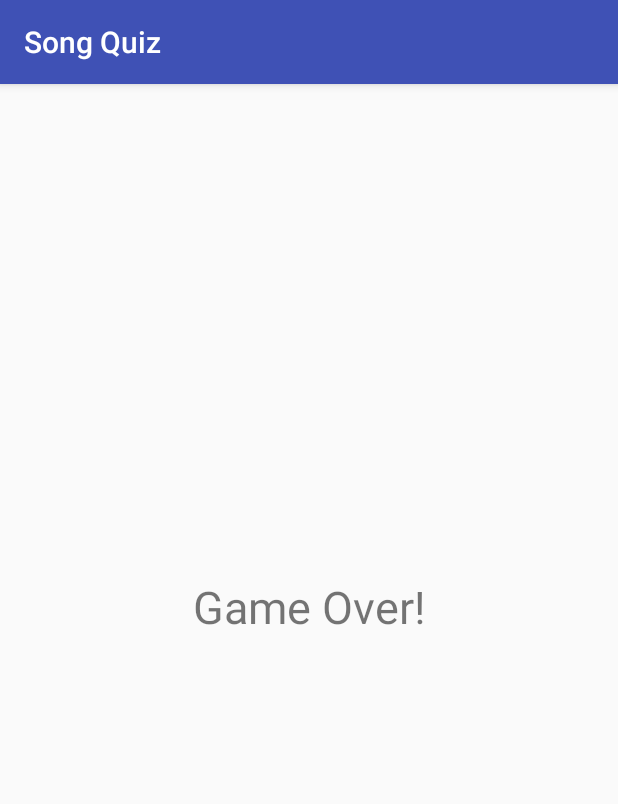
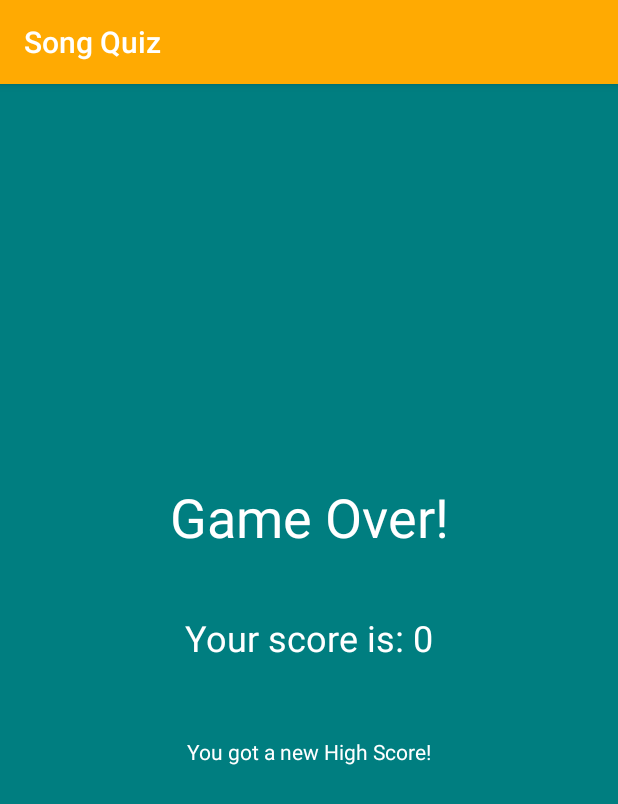
Before and after one commit to Libranner/song_quiz, an Android app: the GameOverActivity screen opened directly, with no data from a screen before it, on a phone screen of 412 x 824 dp. Shown: the top 804 px of the screen. Run offline under Robolectric (Android 15) with nearby library versions, the phone set to English and light mode, and no system bars.

Commit message:
Save and retrieve high score

```diff
--- a/app/src/main/java/es/usj/song_quiz/GameOverActivity.kt
+++ b/app/src/main/java/es/usj/song_quiz/GameOverActivity.kt
@@ -1,12 +1,43 @@
 package es.usj.song_quiz
 
+import android.content.Context
 import android.support.v7.app.AppCompatActivity
 import android.os.Bundle
+import android.R.id.edit
+import android.content.SharedPreferences
+import es.usj.song_quiz.utilities.Constants
+import kotlinx.android.synthetic.main.activity_game_over.*
+
 
 class GameOverActivity : AppCompatActivity() {
 
     override fun onCreate(savedInstanceState: Bundle?) {
         super.onCreate(savedInstanceState)
         setContentView(R.layout.activity_game_over)
+
+        val score = intent.getIntExtra(Constants.SCORE_KEY, 0)
+        tvScore.text = getString(R.string.current_score, score)
+
+        val currentHighestScore = getHighestScore()
+        when {
+            currentHighestScore < score -> {
+                saveScore(score)
+                tvHighestScore.text = getString(R.string.new_high_score)
+            }
+            currentHighestScore > 0 -> tvHighestScore.text = getString(R.string.previous_highest_score, currentHighestScore)
+            currentHighestScore == 0 -> tvHighestScore.text = getString(R.string.new_high_score)
+        }
+    }
+
+    private fun saveScore(score: Int) {
+        val sharedPref = this.getPreferences(Context.MODE_PRIVATE)
+        val editor = sharedPref.edit()
+        editor.putInt(getString(R.string.saved_high_score_key), score)
+        editor.apply()
+    }
+
+    private fun getHighestScore() : Int {
+        val sharedPref = this.getPreferences(Context.MODE_PRIVATE)
+        return sharedPref.getInt(getString(R.string.saved_high_score_key), 0)
     }
 }
--- /dev/null
+++ b/app/src/main/java/es/usj/song_quiz/services/ScoreHistoryManager.kt
@@ -0,0 +1,14 @@
+package es.usj.song_quiz.services
+
+/**
+ * Created by libranner on 10/12/2018.
+ */
+class ScoreHistoryManager {
+
+    companion object {
+        private val PREF_KEY = "com.teamtreehouse.highScore"
+        fun saveScore(score: Int) {
+
+        }
+    }
+}
--- a/app/src/main/res/layout/activity_game_over.xml
+++ b/app/src/main/res/layout/activity_game_over.xml
@@ -4,21 +4,48 @@
     xmlns:tools="http://schemas.android.com/tools"
     android:layout_width="match_parent"
     android:layout_height="match_parent"
+    android:background="@color/colorSecondaryDark"
     tools:context="es.usj.song_quiz.GameOverActivity">
 
     <TextView
         android:id="@+id/textView"
         android:layout_width="wrap_content"
         android:layout_height="wrap_content"
-        android:layout_marginBottom="80dp"
+        android:layout_marginBottom="200dp"
         android:layout_marginEnd="8dp"
         android:layout_marginStart="8dp"
         android:layout_marginTop="8dp"
         android:text="@string/game_over"
-        android:textSize="30sp"
+        android:textSize="36sp"
+        android:textColor="@color/colorWhite"
         android:typeface="sans"
         app:layout_constraintBottom_toBottomOf="parent"
         app:layout_constraintEnd_toEndOf="parent"
         app:layout_constraintStart_toStartOf="parent"
         app:layout_constraintTop_toTopOf="parent" />
+
+    <TextView
+        android:id="@+id/tvScore"
+        android:layout_width="wrap_content"
+        android:layout_height="wrap_content"
+        android:layout_marginEnd="8dp"
+        android:layout_marginStart="8dp"
+        android:layout_marginTop="40dp"
+        android:textSize="24sp"
+        android:textColor="@color/colorWhite"
+        app:layout_constraintEnd_toEndOf="parent"
+        app:layout_constraintStart_toStartOf="parent"
+        app:layout_constraintTop_toBottomOf="@+id/textView" />
+
+    <TextView
+        android:id="@+id/tvHighestScore"
+        android:layout_width="wrap_content"
+        android:layout_height="wrap_content"
+        android:layout_marginEnd="8dp"
+        android:layout_marginStart="8dp"
+        android:layout_marginTop="50dp"
+        android:textColor="@color/colorWhite"
+        app:layout_constraintEnd_toEndOf="parent"
+        app:layout_constraintStart_toStartOf="parent"
+        app:layout_constraintTop_toBottomOf="@+id/tvScore" />
 </android.support.constraint.ConstraintLayout>
--- a/app/src/main/res/values/colors.xml
+++ b/app/src/main/res/values/colors.xml
@@ -1,6 +1,8 @@
 <?xml version="1.0" encoding="utf-8"?>
 <resources>
-    <color name="colorPrimary">#3F51B5</color>
-    <color name="colorPrimaryDark">#303F9F</color>
-    <color name="colorAccent">#FF4081</color>
+    <color name="colorPrimary">#FFAA02</color>
+    <color name="colorPrimaryDark">#FFAA02</color>
+    <color name="colorSecondaryDark">#007E80</color>
+    <color name="colorAccent">#FFFFFF</color>
+    <color name="colorWhite">#FFFFFF</color>
 </resources>
--- a/app/src/main/res/values/strings.xml
+++ b/app/src/main/res/values/strings.xml
@@ -6,4 +6,8 @@
     <string name="_0">0</string>
     <string name="problem_loading">Ha ocurrido un problema cargando las canciones.</string>
     <string name="game_over">Game Over!</string>
+    <string name="saved_high_score_key">com.es.usj.song_quiz.score_key</string>
+    <string name="new_high_score">You got a new High Score!</string>
+    <string name="previous_highest_score">Your highest score is: %d</string>
+    <string name="current_score">Your score is: %d</string>
 </resources>
```
Also changed, not shown: app/src/main/java/es/usj/song_quiz/models/MusicPlayer.kt (line endings or trailing spaces).
